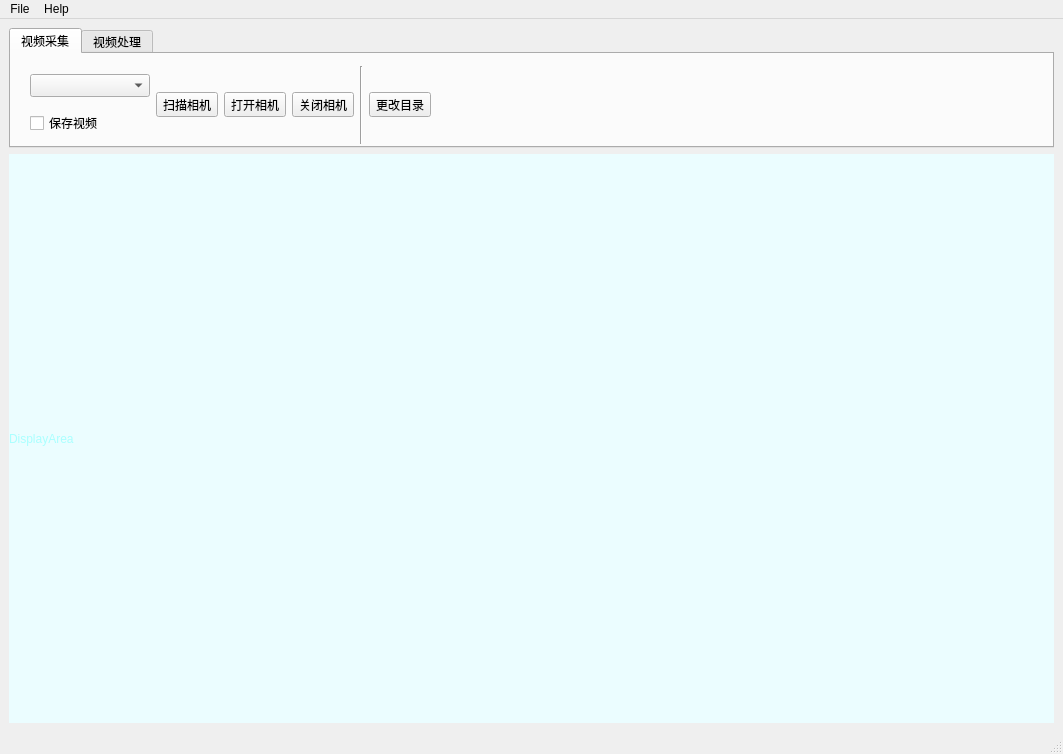
Old version of the form mainWindowGUI.ui in the repository pchly/MCFairMotDataGatherPlatform_Python.
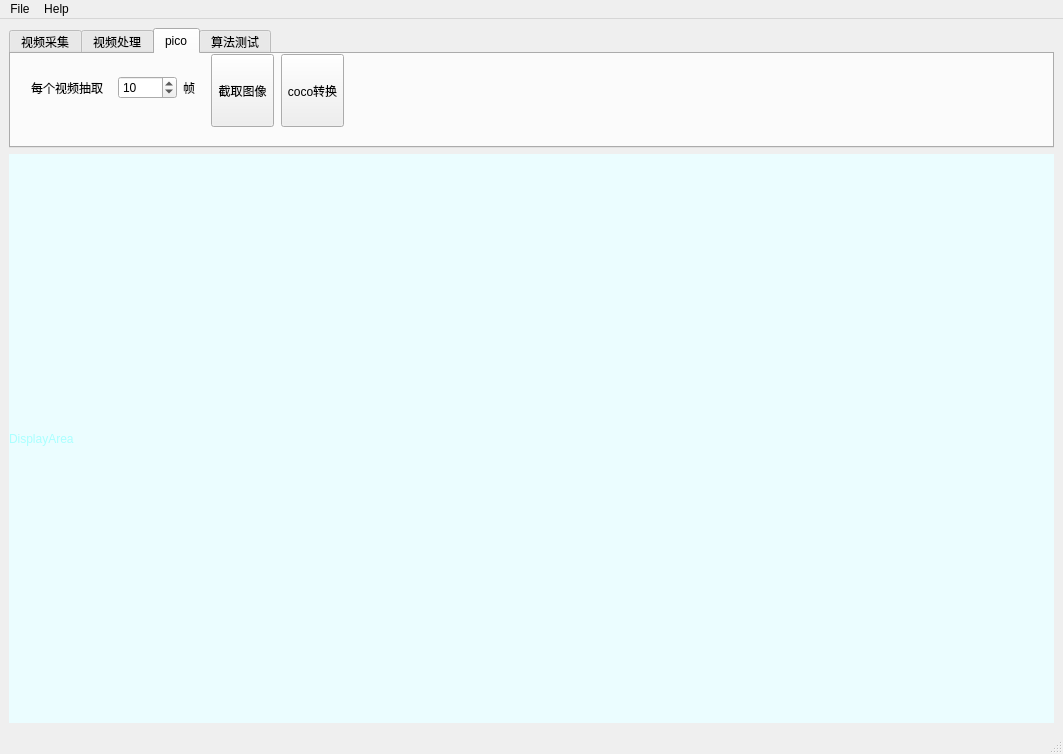
New version of the form. Icons and pictures are not drawn.

Commit message: pch-2022-05-25 add roi and transToCOCO

Diff of the .ui file:
```diff
--- a/mainWindowGUI.ui
+++ b/mainWindowGUI.ui
@@ -1037,7 +1037,7 @@
          </size>
         </property>
         <property name="currentIndex">
-         <number>0</number>
+         <number>2</number>
         </property>
         <widget class="QWidget" name="tab">
          <attribute name="title">
@@ -1782,6 +1782,160 @@
           </layout>
          </widget>
         </widget>
+        <widget class="QWidget" name="tab_4">
+         <attribute name="title">
+          <string>pico</string>
+         </attribute>
+         <widget class="QToolButton" name="toolButton_generatePico">
+          <property name="geometry">
+           <rect>
+            <x>200</x>
+            <y>0</y>
+            <width>63</width>
+            <height>73</height>
+           </rect>
+          </property>
+          <property name="styleSheet">
+           <string notr="true"/>
+          </property>
+          <property name="text">
+           <string>截取图像</string>
+          </property>
+          <property name="icon">
+           <iconset resource="toolButtonIcon.qrc">
+            <normaloff>:/toolButton/static/roi.png</normaloff>:/toolButton/static/roi.png</iconset>
+          </property>
+          <property name="iconSize">
+           <size>
+            <width>50</width>
+            <height>50</height>
+           </size>
+          </property>
+          <property name="toolButtonStyle">
+           <enum>Qt::ToolButtonTextUnderIcon</enum>
+          </property>
+         </widget>
+         <widget class="QToolButton" name="toolButton_transToCOCO">
+          <property name="geometry">
+           <rect>
+            <x>270</x>
+            <y>0</y>
+            <width>63</width>
+            <height>73</height>
+           </rect>
+          </property>
+          <property name="styleSheet">
+           <string notr="true"/>
+          </property>
+          <property name="text">
+           <string>coco转换</string>
+          </property>
+          <property name="icon">
+           <iconset resource="toolButtonIcon.qrc">
+            <normaloff>:/toolButton/static/transcoco.png</normaloff>:/toolButton/static/transcoco.png</iconset>
+          </property>
+          <property name="iconSize">
+           <size>
+            <width>50</width>
+            <height>50</height>
+           </size>
+          </property>
+          <property name="toolButtonStyle">
+           <enum>Qt::ToolButtonTextUnderIcon</enum>
+          </property>
+         </widget>
+         <widget class="QWidget" name="">
+          <property name="geometry">
+           <rect>
+            <x>20</x>
+            <y>20</y>
+            <width>173</width>
+            <height>28</height>
+           </rect>
+          </property>
+          <layout class="QHBoxLayout" name="horizontalLayout_7">
+           <item>
+            <widget class="QLabel" name="label_10">
+             <property name="minimumSize">
+              <size>
+               <width>81</width>
+               <height>0</height>
+              </size>
+             </property>
+             <property name="maximumSize">
+              <size>
+               <width>81</width>
+               <height>16777215</height>
+              </size>
+             </property>
+             <property name="text">
+              <string>每个视频抽取</string>
+             </property>
+            </widget>
+           </item>
+           <item>
+            <widget class="QSpinBox" name="spinBox_picodata_num">
+             <property name="value">
+              <number>10</number>
+             </property>
+            </widget>
+           </item>
+           <item>
+            <widget class="QLabel" name="label_11">
+             <property name="minimumSize">
+              <size>
+               <width>21</width>
+               <height>0</height>
+              </size>
+             </property>
+             <property name="maximumSize">
+              <size>
+               <width>21</width>
+               <height>16777215</height>
+              </size>
+             </property>
+             <property name="text">
+              <string>帧</string>
+             </property>
+            </widget>
+           </item>
+          </layout>
+         </widget>
+        </widget>
+        <widget class="QWidget" name="tab_3">
+         <attribute name="title">
+          <string>算法测试</string>
+         </attribute>
+         <widget class="QToolButton" name="toolButton_contoursPCA">
+          <property name="geometry">
+           <rect>
+            <x>40</x>
+            <y>10</y>
+            <width>63</width>
+            <height>73</height>
+           </rect>
+          </property>
+          <property name="styleSheet">
+           <string notr="true"/>
+          </property>
+          <property name="text">
+           <string>间隔抽帧</string>
+          </property>
+          <property name="icon">
+           <iconset resource="toolButtonIcon.qrc">
+            <normaloff>:/toolButton/static/clipVideo.png</normaloff>:/toolButton/static/clipVideo.png</iconset>
+          </property>
+          <property name="iconSize">
+           <size>
+            <width>50</width>
+            <height>50</height>
+           </size>
+          </property>
+          <property name="toolButtonStyle">
+           <enum>Qt::ToolButtonTextUnderIcon</enum>
+          </property>
+         </widget>
+        </widget>
        </widget>
       </item>
       <item>
```
Left out of the diff: 83 changed lines with no effect on the pictures. The commit also changes 14 other files.
